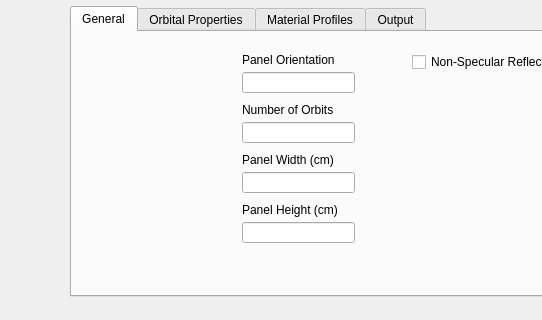
agiron123/3DPhotovoltaics, file XMLWidget/inputpage.ui: the form before one commit; both pictures show x 0 to 542 and y 194 to 514 of the 906 by 514 pixel window.
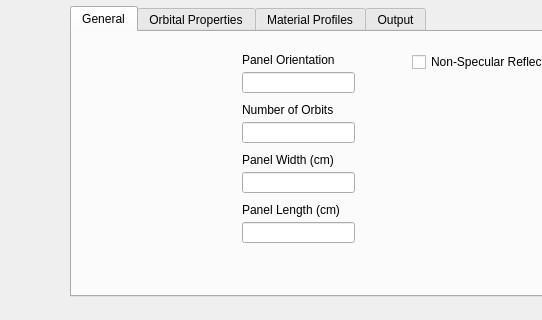
The form after the commit. The open tabs and pages were chosen to show the change.

Commit message: Added panel settings

```diff
--- a/XMLWidget/inputpage.ui
+++ b/XMLWidget/inputpage.ui
@@ -121,7 +121,7 @@
       </rect>
      </property>
      <property name="text">
-      <string>Panel Height (cm)</string>
+      <string>Panel Length (cm)</string>
      </property>
     </widget>
     <widget class="QLineEdit" name="panel_height">
```
Left out of the diff: 4 changed lines with no effect on the pictures. The commit also changes 4 other files.
